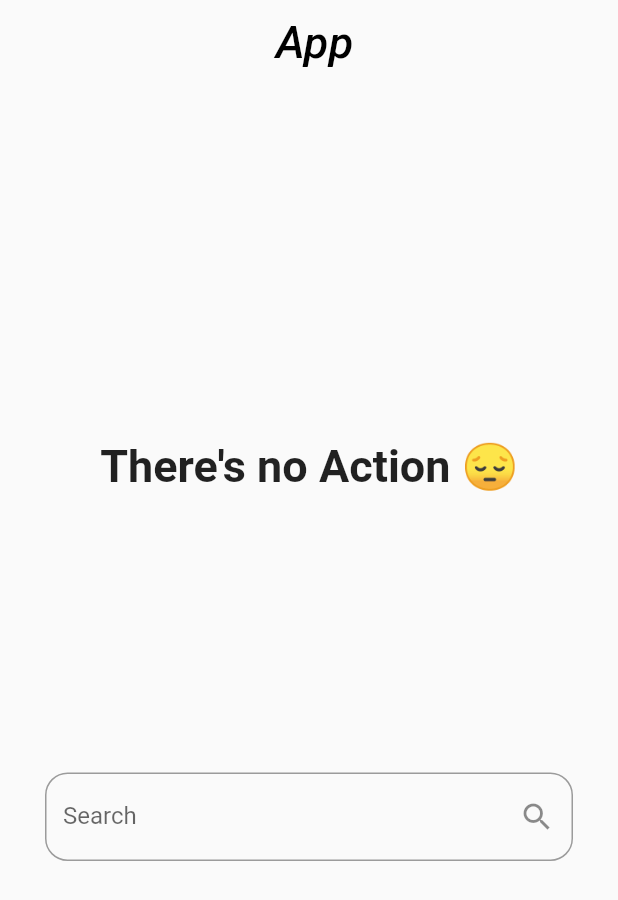
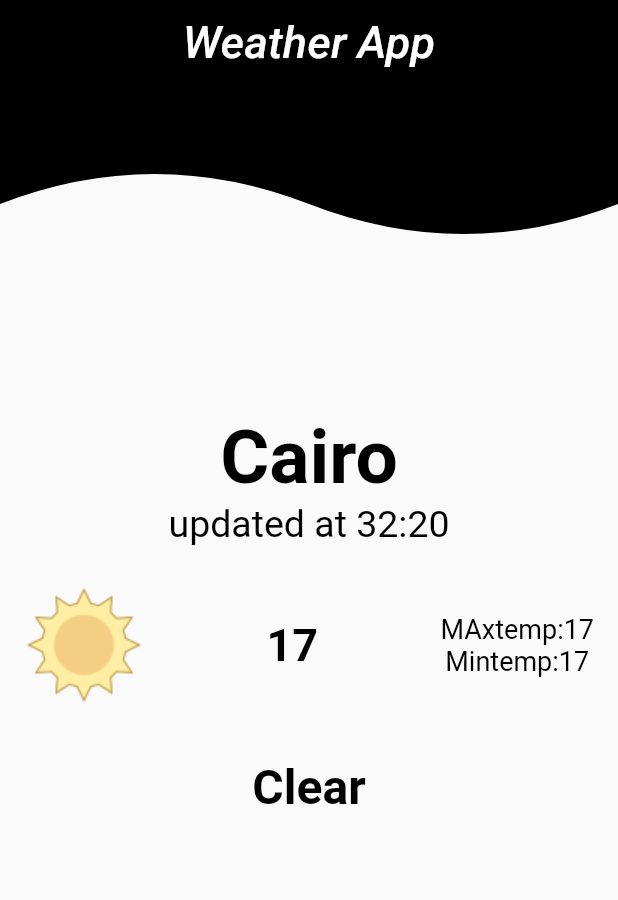
Before and after one commit to Mohamed3li454/weather_app, a Flutter app: the screen it shows after launch, on a phone screen of 412 x 824 dp. Shown: the top 900 px of the screen. Run offline on Flutter 3.47's test engine with Material 2 defaults, Android fonts, the phone set to English and light mode, and no system bars; drawn by our look-alikes of animated_text_kit; our stand-ins replace dio.

Commit message:
a more things added

```diff
--- /dev/null
+++ b/lib/Animations/custom_cliper.dart
@@ -0,0 +1,45 @@
+import 'package:flutter/material.dart';
+
+// ignore: camel_case_types
+class custom_cliper extends StatelessWidget {
+  const custom_cliper({super.key});
+
+  @override
+  Widget build(BuildContext context) {
+    // ignore: avoid_unnecessary_containers
+    return Container(
+      child: Stack(
+        children: [
+          Opacity(
+            opacity: 1,
+            child: ClipPath(
+              clipper: BottomWaveClipper(),
+              child: Container(color: Colors.black, height: 120),
+            ),
+          ),
+        ],
+      ),
+    );
+  }
+}
+
+class BottomWaveClipper extends CustomClipper<Path> {
+  @override
+  Path getClip(Size size) {
+    // ignore: unnecessary_new
+    var path = new Path();
+    path.lineTo(0.0, size.height - 40);
+    path.quadraticBezierTo(
+        size.width / 4, size.height - 80, size.width / 2, size.height - 40);
+    path.quadraticBezierTo(size.width - (size.width / 4), size.height,
+        size.width, size.height - 40);
+    path.lineTo(size.width, 0.0);
+    path.close();
+    return path;
+  }
+
+  @override
+  bool shouldReclip(CustomClipper<Path> oldClipper) {
+    return false;
+  }
+}
--- /dev/null
+++ b/lib/models/weather_model.dart
@@ -0,0 +1,33 @@
+// ignore: camel_case_types
+class weather_model {
+  final String cityname;
+  final String date;
+  final num temp;
+  final String? image;
+  final double maxtemp;
+  final double mintemp;
+  final String weathercontion;
+
+  weather_model({
+    required this.cityname,
+    required this.date,
+    required this.temp,
+    required this.image,
+    required this.maxtemp,
+    required this.mintemp,
+    required this.weathercontion,
+  });
+
+  factory weather_model.fromjson(json) {
+    return weather_model(
+      cityname: json["location"]["name"],
+      date: json["current"]["last_updated"],
+      temp: json["current"]["temp_c"],
+      image: json["forecast"]["forecastday"][0]["day"]["condition"]["icon"],
+      maxtemp: json["forecast"]["forecastday"][0]["day"]["maxtemp_c"],
+      mintemp: json["forecast"]["forecastday"][0]["day"]["mintemp_c"],
+      weathercontion: json["forecast"]["forecastday"][0]["day"]["condition"]
+          ["text"],
+    );
+  }
+}
--- /dev/null
+++ b/lib/services/weather_service.dart
@@ -0,0 +1,25 @@
+// ignore: camel_case_types
+import 'package:dio/dio.dart';
+import 'package:wither_app/models/weather_model.dart';
+
+// ignore: camel_case_types
+class Weather_service {
+// ignore: non_constant_identifier_names
+  final Dio dio;
+  Weather_service({required this.dio});
+  // ignore: non_constant_identifier_names
+  Future<weather_model> weather_service({required String cityname}) async {
+    try {
+      Response response = await dio.get(
+          "http://api.weatherapi.com/v1/forecast.json?key=1d1b639e3f95419784092503230310&q=$cityname&days=10&aqi=no&alerts=no");
+      weather_model weathermodel = weather_model.fromjson(response.data);
+      return weathermodel;
+    } on DioException catch (e) {
+      final String errormsg = e.response?.data["error"]["message"] ??
+          "oops there was an error , try later";
+      throw Exception(errormsg);
+    } catch (e) {
+      throw Exception("oops there was an error , try later");
+    }
+  }
+}
--- a/lib/Animations/particles_animation.dart
+++ b/lib/views/Searching_page.dart
@@ -1,29 +1,30 @@
 import 'package:flutter/material.dart';
 import 'package:animated_text_kit/animated_text_kit.dart';
+import 'package:wither_app/Animations/custom_cliper.dart';
 // import 'package:animated_button/animated_button.dart';
 // import 'package:wither_app/views/searching_view.dart';
 
 // ignore: camel_case_types
-class particle_animation extends StatefulWidget {
-  const particle_animation({super.key});
+class searching_page extends StatefulWidget {
+  const searching_page({super.key});
 
   @override
-  State<particle_animation> createState() => _particle_animationState();
+  State<searching_page> createState() => _searching_pageState();
 }
 
 // ignore: camel_case_types
-class _particle_animationState extends State<particle_animation> {
+class _searching_pageState extends State<searching_page> {
   @override
   Widget build(BuildContext context) {
     return Scaffold(
       appBar: AppBar(
-        backgroundColor: Colors.transparent,
+        backgroundColor: Colors.black,
         elevation: 0,
         title: const Center(
           child: Text(
-            " App",
+            "Weather App",
             style: TextStyle(
-                color: Colors.black, fontSize: 30, fontStyle: FontStyle.italic),
+                color: Colors.white, fontSize: 30, fontStyle: FontStyle.italic),
           ),
         ),
       ),
@@ -32,8 +33,9 @@ class _particle_animationState extends State<particle_animation> {
       body: Column(
         // mainAxisAlignment: MainAxisAlignment.spaceEvenly,
         children: [
+          const custom_cliper(),
           const SizedBox(
-            height: 100,
+            height: 1,
           ),
           Expanded(
             child: Padding(
--- a/lib/views/home_screen.dart
+++ b/lib/views/home_screen.dart
@@ -1,5 +1,6 @@
 import 'package:flutter/material.dart';
-import 'package:wither_app/Animations/particles_animation.dart';
+import 'package:wither_app/views/Searching_page.dart';
+import 'package:wither_app/views/weathre_view.dart';
 
 // ignore: camel_case_types
 class Home_screen extends StatelessWidget {
@@ -8,7 +9,7 @@ class Home_screen extends StatelessWidget {
   @override
   Widget build(BuildContext context) {
     return const Scaffold(
-      body: particle_animation(),
+      body: weather_view(),
     );
   }
 }
--- a/lib/views/searching_view.dart
+++ /dev/null
@@ -1,11 +0,0 @@
-import 'package:flutter/material.dart';
-
-// ignore: camel_case_types
-class searching_view extends StatelessWidget {
-  const searching_view({super.key});
-
-  @override
-  Widget build(BuildContext context) {
-    return const Scaffold();
-  }
-}
--- /dev/null
+++ b/lib/views/weathre_view.dart
@@ -0,0 +1,80 @@
+import 'package:flutter/material.dart';
+import 'package:wither_app/Animations/custom_cliper.dart';
+
+// ignore: camel_case_types
+class weather_view extends StatelessWidget {
+  const weather_view({super.key});
+
+  @override
+  Widget build(BuildContext context) {
+    return Scaffold(
+      appBar: AppBar(
+        backgroundColor: Colors.black,
+        elevation: 0,
+        title: const Center(
+          child: Text(
+            "Weather App",
+            style: TextStyle(
+                color: Colors.white, fontSize: 30, fontStyle: FontStyle.italic),
+          ),
+        ),
+      ),
+      body: Column(
+        children: [
+          const custom_cliper(),
+          const SizedBox(height: 100),
+          const Column(
+            children: [
+              Text(
+                "Cairo",
+                style: TextStyle(
+                    fontSize: 50,
+                    color: Colors.black,
+                    fontWeight: FontWeight.bold),
+              ),
+              Text(
+                "updated at 32:20",
+                style: TextStyle(fontSize: 25, color: Colors.black),
+              )
+            ],
+          ),
+          const SizedBox(height: 10),
+          Padding(
+            padding: const EdgeInsets.all(16),
+            child: Row(
+              mainAxisAlignment: MainAxisAlignment.spaceBetween,
+              children: [
+                Image.asset("assets/images/clear.png"),
+                const Text(
+                  "17",
+                  style: TextStyle(
+                      fontSize: 30,
+                      color: Colors.black,
+                      fontWeight: FontWeight.bold),
+                ),
+                const Column(
+                  children: [
+                    Text(
+                      "MAxtemp:17",
+                      style: TextStyle(fontSize: 18, color: Colors.black),
+                    ),
+                    Text(
+                      "Mintemp:17",
+                      style: TextStyle(fontSize: 18, color: Colors.black),
+                    )
+                  ],
+                )
+              ],
+            ),
+          ),
+          const SizedBox(height: 20),
+          const Text(
+            "Clear",
+            style: TextStyle(
+                fontSize: 32, color: Colors.black, fontWeight: FontWeight.bold),
+          )
+        ],
+      ),
+    );
+  }
+}
```
Also changed, not shown: pubspec.yaml (+7 -3 lines), pubspec.lock.
